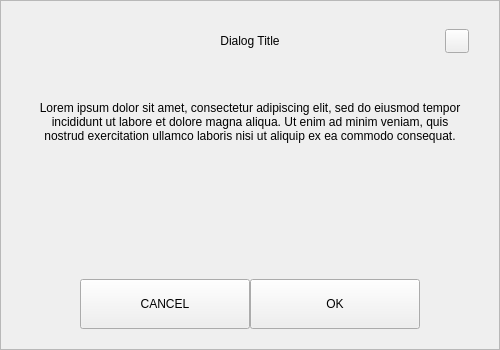
Qt form src/qt/pivx/forms/defaultdialog.ui (Fuzzbawls/PIVX) before a commit.
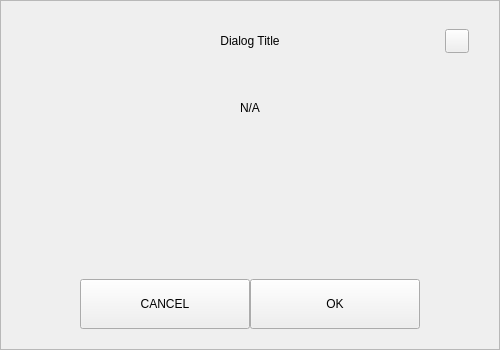
The same form after that commit.

Diff of the .ui file:
```diff
--- a/src/qt/pivx/forms/defaultdialog.ui
+++ b/src/qt/pivx/forms/defaultdialog.ui
@@ -158,7 +158,7 @@
       <item>
        <widget class="QLabel" name="labelMessage">
         <property name="text">
-         <string notr="true">Lorem ipsum dolor sit amet, consectetur adipiscing elit, sed do eiusmod tempor incididunt ut labore et dolore magna aliqua. Ut enim ad minim veniam, quis nostrud exercitation ullamco laboris nisi ut aliquip ex ea commodo consequat.</string>
+         <string notr="true">N/A</string>
         </property>
         <property name="alignment">
          <set>Qt::AlignCenter</set>
```
